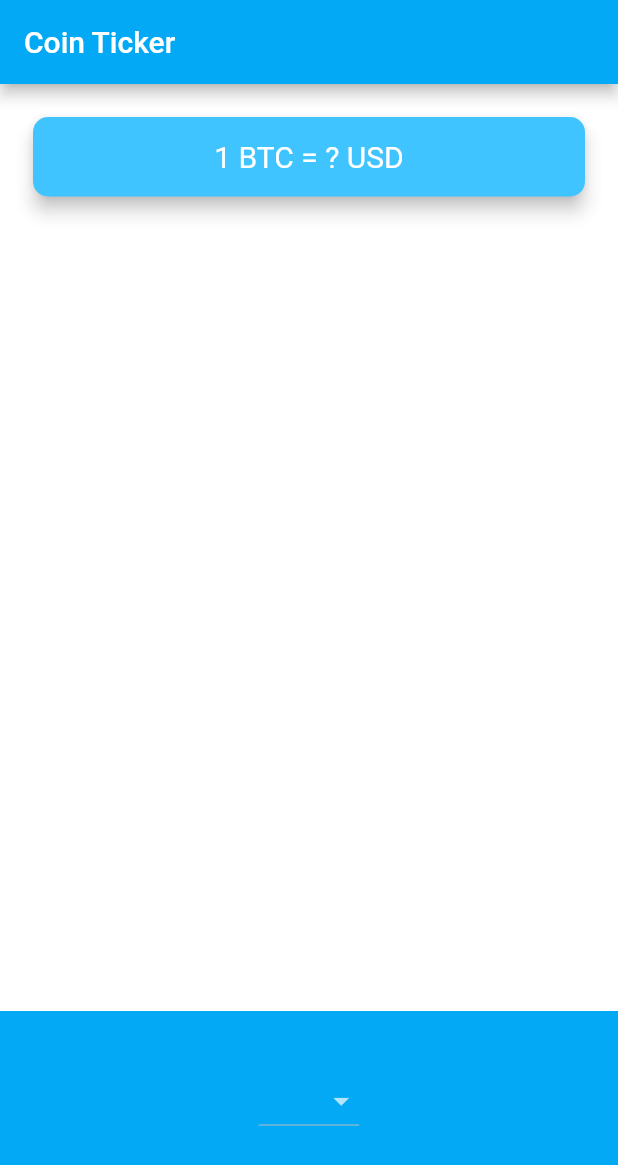
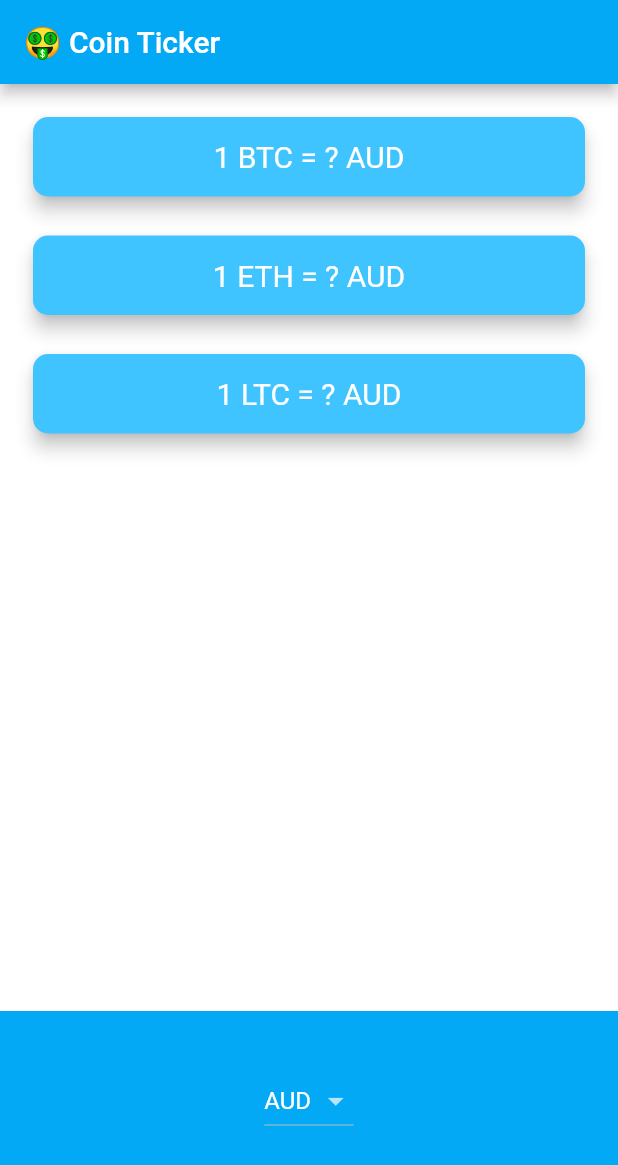
Before and after one commit to Shahabmustafa/Flutterp-App, a Flutter app: the screen it shows after launch, on a phone screen of 412 x 824 dp. Shown: the top 1165 px of the screen. Run offline on Flutter 3.47's test engine with Material 2 defaults, Android fonts, the phone set to English and light mode, and no system bars; network calls fail.

```diff
--- a/lib/price_screen.dart
+++ b/lib/price_screen.dart
@@ -1,19 +1,20 @@
-import 'dart:ffi';
 import 'package:bitcoin_app/coin_data.dart';
+import 'package:flutter/cupertino.dart';
 import 'package:flutter/material.dart';
+import 'dart:io' show Platform;
+
 
 class PriceScreen extends StatefulWidget {
-  const PriceScreen({Key? key}) : super(key: key);
-
   @override
   State<PriceScreen> createState() => _PriceScreenState();
 }
 
 class _PriceScreenState extends State<PriceScreen> {
-  List<DropdownMenuItem> getDropDownItems(){
+  String selectedCurrency = 'AUD';
+
+  DropdownButton<String> AndroidDropdown(){
     List<DropdownMenuItem<String>> dropdownItems = [];
-    for (int i = 0; i < currenciesList.length; i++){
-      String currency =currenciesList[i];
+    for (String currency in currenciesList){
 
       var newItem = DropdownMenuItem(
         child: Text(currency),
@@ -21,22 +22,111 @@ class _PriceScreenState extends State<PriceScreen> {
       );
       dropdownItems.add(newItem);
   }
-    return dropdownItems;
+    return DropdownButton<String>(
+        value: selectedCurrency,
+        items: dropdownItems,
+        onChanged: (value){
+          setState(() {
+        selectedCurrency = value!;
+        });
+          },
+    );
   }
 
-  // String selectedCurrency = 'Doller';
+  CupertinoPicker iOSPicker(){
+    List<Text> PickerItems = [];
+    for(String currency in currenciesList){
+      PickerItems.add(Text(currency,style: TextStyle(color: Colors.white),));
+    }
+    return CupertinoPicker(
+      itemExtent: 32.0,
+      onSelectedItemChanged: (selectedIndex){
+        setState(() {
+          selectedCurrency = currenciesList[selectedIndex];
+          getData();
+        });
+      },
+      children: PickerItems,
+    );
+  }
+
+  Map<String, String> coinValues = {};
+
+  bool isWaiting = false;
+
+  void getData()async{
+    isWaiting = true;
+    try{
+      var data = await coinData().getCoinData(selectedCurrency);
+      isWaiting = false;
+      print(data);
+      setState(() {
+        coinValues = data;
+      });
+    }catch(e){
+      print(e);
+    }
+  }
+
   @override
+
+  void initState() {
+    super.initState();
+    getData();
+  }
   Widget build(BuildContext context) {
-    getDropDownItems();
     return Scaffold(
       appBar: AppBar(
-        title: Text('Coin Ticker'),
+        title: Text('🤑 Coin Ticker'),
       ),
       body: Column(
         mainAxisAlignment: MainAxisAlignment.spaceBetween,
         crossAxisAlignment: CrossAxisAlignment.stretch,
         children: <Widget>[
-          Padding(
+        Column(
+          crossAxisAlignment: CrossAxisAlignment.stretch,
+          children: <Widget>[
+            CryptoCard(
+              cryptoCurrency: 'BTC',
+              value: isWaiting ? '?' : coinValues['BTC'],
+              selectedCurrency: selectedCurrency,
+            ),
+            CryptoCard(
+              cryptoCurrency: 'ETH',
+              value: isWaiting ? '?' : coinValues['ETH'],
+              selectedCurrency: selectedCurrency,
+            ),
+            CryptoCard(
+              cryptoCurrency: 'LTC',
+              value: isWaiting ? '?' : coinValues['LTC'],
+              selectedCurrency: selectedCurrency,
+            ),
+          ],
+        ),
+
+          Container(
+            height: 150.0,
+            alignment: Alignment.center,
+            padding: EdgeInsets.only(bottom: 30.0),
+            color: Colors.lightBlue,
+            child: Platform.isIOS ? iOSPicker() : AndroidDropdown(),
+          ),
+        ],
+      ),
+    );
+  }
+}
+
+class CryptoCard extends StatelessWidget {
+  const CryptoCard({this.value, this.selectedCurrency, this.cryptoCurrency,});
+
+  final String? value;
+  final String? selectedCurrency;
+  final String? cryptoCurrency;
+
+  @override
+  Widget build(BuildContext context) {
+    return Padding(
       padding: EdgeInsets.fromLTRB(18.0, 18.0, 18.0, 0),
       child: Card(
         color: Colors.lightBlueAccent,
@@ -47,7 +137,7 @@ class _PriceScreenState extends State<PriceScreen> {
         child: Padding(
           padding: EdgeInsets.symmetric(vertical: 15.0, horizontal: 28.0),
           child: Text(
-                  '1 BTC = ? USD',
+            '1 $cryptoCurrency = $value $selectedCurrency',
             textAlign: TextAlign.center,
             style: TextStyle(
               fontSize: 20.0,
@@ -56,32 +146,21 @@ class _PriceScreenState extends State<PriceScreen> {
           ),
         ),
       ),
-          ),
-          Container(
-            height: 150.0,
-            alignment: Alignment.center,
-            padding: EdgeInsets.only(bottom: 30.0),
-            color: Colors.lightBlue,
-            child: DropdownButton <String>(
-                // value: selectedCurrency,
-                items: [
-                DropdownMenuItem(
-                  child: Text('USD'),
-                  value: 'USD'),
-                DropdownMenuItem(
-                    child: Text('EURO'),
-                    value: 'EURO'),
-                DropdownMenuItem(
-                    child: Text('POND'),
-                    value: 'POND'),
-            ], onChanged:(value){
-                  setState(() {
-                    // selectedCurrency = value;
-                  });
-            }),
-          ),
-        ],
-      ),
-    );;
+    );
   }
 }
+
+
+// Extra method
+
+// Widget getPicker(){
+//   if(Platform.isIOS){
+//     return iOSPicker();
+//   }
+//     else if(Platform.isAndroid){
+//     return AndroidDropdown();
+//   }
+// }
+// Widget getPicker() {
+//   return Platform.isIOS ? iOSPicker() : AndroidDropdown();
+// }
--- a/pubspec.yaml
+++ b/pubspec.yaml
@@ -34,6 +34,7 @@ dependencies:
   # The following adds the Cupertino Icons font to your application.
   # Use with the CupertinoIcons class for iOS style icons.
   cupertino_icons: ^1.0.2
+  http: ^0.13.5
 
 dev_dependencies:
   flutter_test:
```
Also changed, not shown: lib/coin_data.dart (+21 -2 lines), pubspec.lock. Lines whose indentation alone changed are shown as unchanged.
